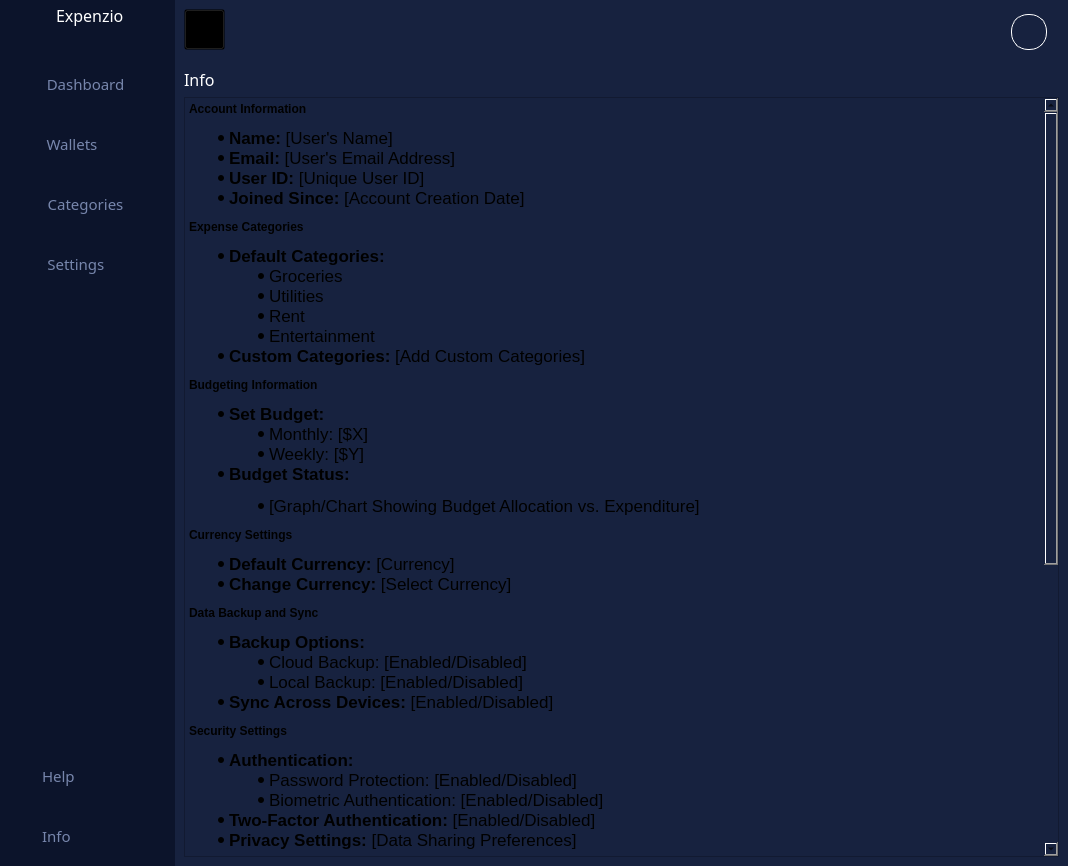
First picture: the form in HOMEWINDOW6.ui, repository v4sud3v/MINI-PROJECT, before the edit.
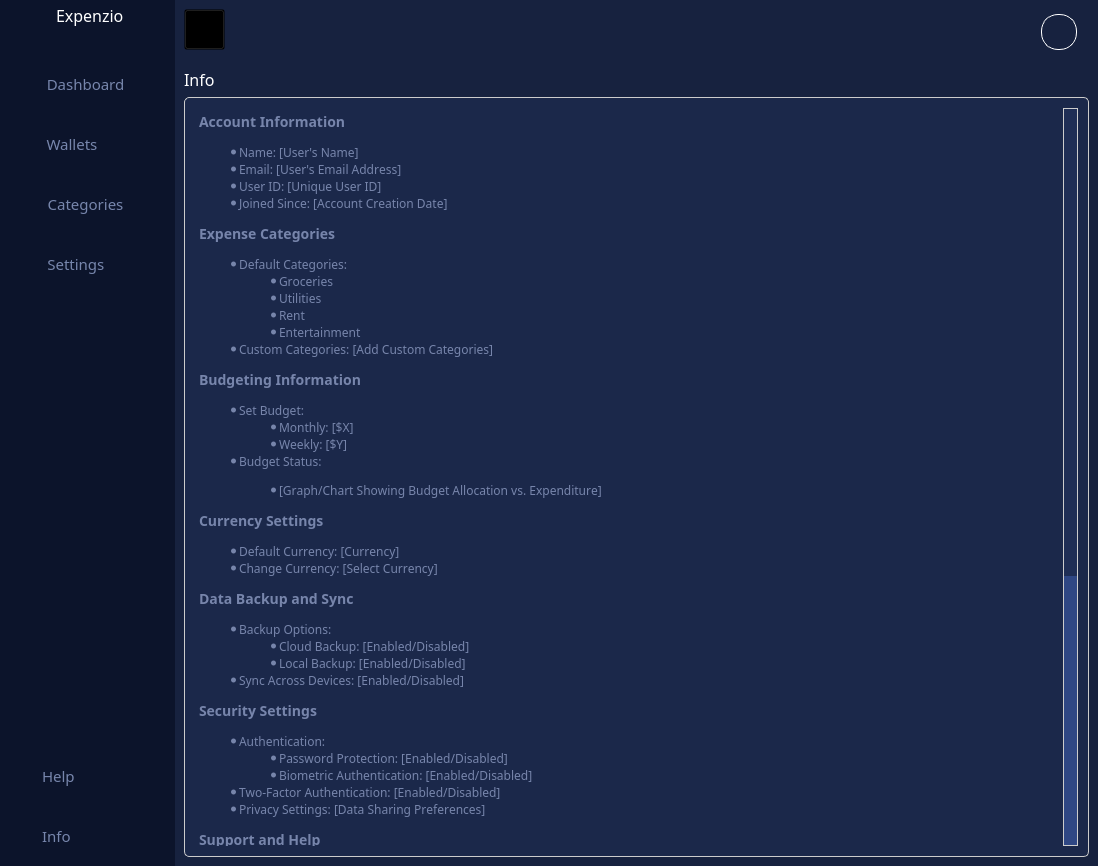
Second picture: the form after the edit. The open tabs and pages were chosen to show the change. Icons and pictures are not drawn.

Commit message: combined ihthis and larshans

Diff of the .ui file:
```diff
--- a/HOMEWINDOW6.ui
+++ b/HOMEWINDOW6.ui
@@ -6,13 +6,13 @@
    <rect>
     <x>0</x>
     <y>0</y>
-    <width>1068</width>
+    <width>1098</width>
     <height>866</height>
    </rect>
   </property>
   <property name="font">
    <font>
-    <family>.AppleSystemUIFont</family>
+    <family>Century Gothic</family>
    </font>
   </property>
   <property name="windowTitle">
@@ -2672,8 +2672,9 @@
               <font>
                <family>Century Gothic</family>
                <pointsize>12</pointsize>
+               <weight>9</weight>
                <italic>false</italic>
-               <fontweight></fontweight>
+               <bold>false</bold>
               </font>
              </property>
              <property name="styleSheet">
@@ -2688,86 +2689,113 @@
            </item>
            <item>
             <widget class="QTextBrowser" name="textBrowser">
+             <property name="enabled">
+              <bool>true</bool>
+             </property>
+             <property name="font">
+              <font>
+               <family>Century Gothic</family>
+               <pointsize>-1</pointsize>
+               <weight>75</weight>
+               <italic>false</italic>
+               <bold>true</bold>
+               <underline>false</underline>
+               <strikeout>false</strikeout>
+               <kerning>false</kerning>
+              </font>
+             </property>
+             <property name="acceptDrops">
+              <bool>true</bool>
+             </property>
              <property name="styleSheet">
-              <string notr="true">*{
-	}
-
-</string>
+              <string notr="true">QTextBrowser {
+            background-color:rgb(27, 40, 74);
+            color:rgb(119, 133, 171);
+            font-family: Century Gothic, sans-serif;
+            font-size: 14px;
+            border: 1px solid #cccccc;
+            border-radius: 5px;
+            padding: 10px;
+        }
+        
+        /* Customizing the scrollbar */
+        QScrollBar:vertical {
+            border: 1px solid #cccccc;
+            background:#2f4784; /* Background color of the scrollbar */
+            width:15px; /* Width of the scrollbar */
+        }
+        
+        QScrollBar::handle:vertical {
+            background: #1f2e55; /* Color of the scrollbar handle */
+            min-height: 20px; /* Minimum height of the scrollbar handle */
+        }
+        
+        QScrollBar::add-line:vertical, QScrollBar::sub-line:vertical {
+            border: none;
+            background: none;
+        }</string>
+             </property>
+             <property name="frameShape">
+              <enum>QFrame::StyledPanel</enum>
+             </property>
+             <property name="frameShadow">
+              <enum>QFrame::Sunken</enum>
              </property>
              <property name="html">
               <string>&lt;!DOCTYPE HTML PUBLIC &quot;-//W3C//DTD HTML 4.0//EN&quot; &quot;http://www.w3.org/TR/REC-html40/strict.dtd&quot;&gt;
-&lt;html&gt;&lt;head&gt;&lt;meta name=&quot;qrichtext&quot; content=&quot;1&quot; /&gt;&lt;meta charset=&quot;utf-8&quot; /&gt;&lt;style type=&quot;text/css&quot;&gt;
+&lt;html&gt;&lt;head&gt;&lt;meta name=&quot;qrichtext&quot; content=&quot;1&quot; /&gt;&lt;style type=&quot;text/css&quot;&gt;
 p, li { white-space: pre-wrap; }
-hr { height: 1px; border-width: 0; }
-li.unchecked::marker { content: &quot;\2610&quot;; }
-li.checked::marker { content: &quot;\2612&quot;; }
-&lt;/style&gt;&lt;/head&gt;&lt;body style=&quot; font-family:'.AppleSystemUIFont'; font-size:13pt; font-weight:400; font-style:normal;&quot;&gt;
-&lt;h4 style=&quot; margin-top:12px; margin-bottom:12px; margin-left:0px; margin-right:0px; -qt-block-indent:0; text-indent:0px;&quot;&gt;&lt;span style=&quot; font-size:medium; font-weight:700;&quot;&gt;Account Information&lt;/span&gt;&lt;/h4&gt;
-&lt;ul style=&quot;margin-top: 0px; margin-bottom: 0px; margin-left: 0px; margin-right: 0px; -qt-list-indent: 1;&quot;&gt;
-&lt;li style=&quot; margin-top:12px; margin-bottom:0px; margin-left:0px; margin-right:0px; -qt-block-indent:0; text-indent:0px;&quot;&gt;&lt;span style=&quot; font-weight:700;&quot;&gt;Name:&lt;/span&gt; [User's Name]&lt;/li&gt;
-&lt;li style=&quot; margin-top:0px; margin-bottom:0px; margin-left:0px; margin-right:0px; -qt-block-indent:0; text-indent:0px;&quot;&gt;&lt;span style=&quot; font-weight:700;&quot;&gt;Email:&lt;/span&gt; [User's Email Address]&lt;/li&gt;
-&lt;li style=&quot; margin-top:0px; margin-bottom:0px; margin-left:0px; margin-right:0px; -qt-block-indent:0; text-indent:0px;&quot;&gt;&lt;span style=&quot; font-weight:700;&quot;&gt;User ID:&lt;/span&gt; [Unique User ID]&lt;/li&gt;
-&lt;li style=&quot; margin-top:0px; margin-bottom:12px; margin-left:0px; margin-right:0px; -qt-block-indent:0; text-indent:0px;&quot;&gt;&lt;span style=&quot; font-weight:700;&quot;&gt;Joined Since:&lt;/span&gt; [Account Creation Date]&lt;/li&gt;&lt;/ul&gt;
-&lt;h4 style=&quot; margin-top:12px; margin-bottom:12px; margin-left:0px; margin-right:0px; -qt-block-indent:0; text-indent:0px;&quot;&gt;&lt;span style=&quot; font-size:medium; font-weight:700;&quot;&gt;Expense Categories&lt;/span&gt;&lt;/h4&gt;
-&lt;ul style=&quot;margin-top: 0px; margin-bottom: 0px; margin-left: 0px; margin-right: 0px; -qt-list-indent: 1;&quot;&gt;
-&lt;li style=&quot; margin-top:12px; margin-bottom:0px; margin-left:0px; margin-right:0px; -qt-block-indent:0; text-indent:0px;&quot;&gt;&lt;span style=&quot; font-weight:700;&quot;&gt;Default Categories:&lt;/span&gt;
-&lt;ul style=&quot;margin-top: 0px; margin-bottom: 0px; margin-left: 0px; margin-right: 0px; -qt-list-indent: 2;&quot;&gt;
-&lt;li style=&quot; margin-top:0px; margin-bottom:0px; margin-left:0px; margin-right:0px; -qt-block-indent:0; text-indent:0px;&quot;&gt;Groceries&lt;/li&gt;
-&lt;li style=&quot; margin-top:0px; margin-bottom:0px; margin-left:0px; margin-right:0px; -qt-block-indent:0; text-indent:0px;&quot;&gt;Utilities&lt;/li&gt;
-&lt;li style=&quot; margin-top:0px; margin-bottom:0px; margin-left:0px; margin-right:0px; -qt-block-indent:0; text-indent:0px;&quot;&gt;Rent&lt;/li&gt;
-&lt;li style=&quot; margin-top:0px; margin-bottom:0px; margin-left:0px; margin-right:0px; -qt-block-indent:0; text-indent:0px;&quot;&gt;Entertainment&lt;/li&gt;&lt;/ul&gt;&lt;/li&gt;
-&lt;li style=&quot; margin-top:0px; margin-bottom:12px; margin-left:0px; margin-right:0px; -qt-block-indent:0; text-indent:0px;&quot;&gt;&lt;span style=&quot; font-weight:700;&quot;&gt;Custom Categories:&lt;/span&gt; [Add Custom Categories]&lt;/li&gt;&lt;/ul&gt;
-&lt;h4 style=&quot; margin-top:12px; margin-bottom:12px; margin-left:0px; margin-right:0px; -qt-block-indent:0; text-indent:0px;&quot;&gt;&lt;span style=&quot; font-size:medium; font-weight:700;&quot;&gt;Budgeting Information&lt;/span&gt;&lt;/h4&gt;
-&lt;ul style=&quot;margin-top: 0px; margin-bottom: 0px; margin-left: 0px; margin-right: 0px; -qt-list-indent: 1;&quot;&gt;
-&lt;li style=&quot; margin-top:12px; margin-bottom:0px; margin-left:0px; margin-right:0px; -qt-block-indent:0; text-indent:0px;&quot;&gt;&lt;span style=&quot; font-weight:700;&quot;&gt;Set Budget:&lt;/span&gt;
-&lt;ul style=&quot;margin-top: 0px; margin-bottom: 0px; margin-left: 0px; margin-right: 0px; -qt-list-indent: 2;&quot;&gt;
-&lt;li style=&quot; margin-top:0px; margin-bottom:0px; margin-left:0px; margin-right:0px; -qt-block-indent:0; text-indent:0px;&quot;&gt;Monthly: [$X]&lt;/li&gt;
-&lt;li style=&quot; margin-top:0px; margin-bottom:0px; margin-left:0px; margin-right:0px; -qt-block-indent:0; text-indent:0px;&quot;&gt;Weekly: [$Y]&lt;/li&gt;&lt;/ul&gt;&lt;/li&gt;
-&lt;li style=&quot; margin-top:0px; margin-bottom:12px; margin-left:0px; margin-right:0px; -qt-block-indent:0; text-indent:0px;&quot;&gt;&lt;span style=&quot; font-weight:700;&quot;&gt;Budget Status:&lt;/span&gt;
-&lt;ul style=&quot;margin-top: 0px; margin-bottom: 0px; margin-left: 0px; margin-right: 0px; -qt-list-indent: 2;&quot;&gt;
-&lt;li style=&quot; margin-top:0px; margin-bottom:0px; margin-left:0px; margin-right:0px; -qt-block-indent:0; text-indent:0px;&quot;&gt;[Graph/Chart Showing Budget Allocation vs. Expenditure]&lt;/li&gt;&lt;/ul&gt;&lt;/li&gt;&lt;/ul&gt;
-&lt;h4 style=&quot; margin-top:12px; margin-bottom:12px; margin-left:0px; margin-right:0px; -qt-block-indent:0; text-indent:0px;&quot;&gt;&lt;span style=&quot; font-size:medium; font-weight:700;&quot;&gt;Currency Settings&lt;/span&gt;&lt;/h4&gt;
-&lt;ul style=&quot;margin-top: 0px; margin-bottom: 0px; margin-left: 0px; margin-right: 0px; -qt-list-indent: 1;&quot;&gt;
-&lt;li style=&quot; margin-top:12px; margin-bottom:0px; margin-left:0px; margin-right:0px; -qt-block-indent:0; text-indent:0px;&quot;&gt;&lt;span style=&quot; font-weight:700;&quot;&gt;Default Currency:&lt;/span&gt; [Currency]&lt;/li&gt;
-&lt;li style=&quot; margin-top:0px; margin-bottom:12px; margin-left:0px; margin-right:0px; -qt-block-indent:0; text-indent:0px;&quot;&gt;&lt;span style=&quot; font-weight:700;&quot;&gt;Change Currency:&lt;/span&gt; [Select Currency]&lt;/li&gt;&lt;/ul&gt;
-&lt;h4 style=&quot; margin-top:12px; margin-bottom:12px; margin-left:0px; margin-right:0px; -qt-block-indent:0; text-indent:0px;&quot;&gt;&lt;span style=&quot; font-size:medium; font-weight:700;&quot;&gt;Data Backup and Sync&lt;/span&gt;&lt;/h4&gt;
-&lt;ul style=&quot;margin-top: 0px; margin-bottom: 0px; margin-left: 0px; margin-right: 0px; -qt-list-indent: 1;&quot;&gt;
-&lt;li style=&quot; margin-top:12px; margin-bottom:0px; margin-left:0px; margin-right:0px; -qt-block-indent:0; text-indent:0px;&quot;&gt;&lt;span style=&quot; font-weight:700;&quot;&gt;Backup Options:&lt;/span&gt;
-&lt;ul style=&quot;margin-top: 0px; margin-bottom: 0px; margin-left: 0px; margin-right: 0px; -qt-list-indent: 2;&quot;&gt;
-&lt;li style=&quot; margin-top:0px; margin-bottom:0px; margin-left:0px; margin-right:0px; -qt-block-indent:0; text-indent:0px;&quot;&gt;Cloud Backup: [Enabled/Disabled]&lt;/li&gt;
-&lt;li style=&quot; margin-top:0px; margin-bottom:0px; margin-left:0px; margin-right:0px; -qt-block-indent:0; text-indent:0px;&quot;&gt;Local Backup: [Enabled/Disabled]&lt;/li&gt;&lt;/ul&gt;&lt;/li&gt;
-&lt;li style=&quot; margin-top:0px; margin-bottom:12px; margin-left:0px; margin-right:0px; -qt-block-indent:0; text-indent:0px;&quot;&gt;&lt;span style=&quot; font-weight:700;&quot;&gt;Sync Across Devices:&lt;/span&gt; [Enabled/Disabled]&lt;/li&gt;&lt;/ul&gt;
-&lt;h4 style=&quot; margin-top:12px; margin-bottom:12px; margin-left:0px; margin-right:0px; -qt-block-indent:0; text-indent:0px;&quot;&gt;&lt;span style=&quot; font-size:medium; font-weight:700;&quot;&gt;Security Settings&lt;/span&gt;&lt;/h4&gt;
-&lt;ul style=&quot;margin-top: 0px; margin-bottom: 0px; margin-left: 0px; margin-right: 0px; -qt-list-indent: 1;&quot;&gt;
-&lt;li style=&quot; margin-top:12px; margin-bottom:0px; margin-left:0px; margin-right:0px; -qt-block-indent:0; text-indent:0px;&quot;&gt;&lt;span style=&quot; font-weight:700;&quot;&gt;Authentication:&lt;/span&gt;
-&lt;ul style=&quot;margin-top: 0px; margin-bottom: 0px; margin-left: 0px; margin-right: 0px; -qt-list-indent: 2;&quot;&gt;
-&lt;li style=&quot; margin-top:0px; margin-bottom:0px; margin-left:0px; margin-right:0px; -qt-block-indent:0; text-indent:0px;&quot;&gt;Password Protection: [Enabled/Disabled]&lt;/li&gt;
-&lt;li style=&quot; margin-top:0px; margin-bottom:0px; margin-left:0px; margin-right:0px; -qt-block-indent:0; text-indent:0px;&quot;&gt;Biometric Authentication: [Enabled/Disabled]&lt;/li&gt;&lt;/ul&gt;&lt;/li&gt;
-&lt;li style=&quot; margin-top:0px; margin-bottom:0px; margin-left:0px; margin-right:0px; -qt-block-indent:0; text-indent:0px;&quot;&gt;&lt;span style=&quot; font-weight:700;&quot;&gt;Two-Factor Authentication:&lt;/span&gt; [Enabled/Disabled]&lt;/li&gt;
-&lt;li style=&quot; margin-top:0px; margin-bottom:12px; margin-left:0px; margin-right:0px; -qt-block-indent:0; text-indent:0px;&quot;&gt;&lt;span style=&quot; font-weight:700;&quot;&gt;Privacy Settings:&lt;/span&gt; [Data Sharing Preferences]&lt;/li&gt;&lt;/ul&gt;
-&lt;h4 style=&quot; margin-top:12px; margin-bottom:12px; margin-left:0px; margin-right:0px; -qt-block-indent:0; text-indent:0px;&quot;&gt;&lt;span style=&quot; font-size:medium; font-weight:700;&quot;&gt;Support and Help&lt;/span&gt;&lt;/h4&gt;
-&lt;ul style=&quot;margin-top: 0px; margin-bottom: 0px; margin-left: 0px; margin-right: 0px; -qt-list-indent: 1;&quot;&gt;
-&lt;li style=&quot; margin-top:12px; margin-bottom:0px; margin-left:0px; margin-right:0px; -qt-block-indent:0; text-indent:0px;&quot;&gt;&lt;span style=&quot; font-weight:700;&quot;&gt;FAQ:&lt;/span&gt; [Link to FAQ Section]&lt;/li&gt;
-&lt;li style=&quot; margin-top:0px; margin-bottom:0px; margin-left:0px; margin-right:0px; -qt-block-indent:0; text-indent:0px;&quot;&gt;&lt;span style=&quot; font-weight:700;&quot;&gt;Customer Support:&lt;/span&gt;
-&lt;ul style=&quot;margin-top: 0px; margin-bottom: 0px; margin-left: 0px; margin-right: 0px; -qt-list-indent: 2;&quot;&gt;
-&lt;li style=&quot; margin-top:0px; margin-bottom:0px; margin-left:0px; margin-right:0px; -qt-block-indent:0; text-indent:0px;&quot;&gt;Email: [support@yourapp.com]&lt;/li&gt;
-&lt;li style=&quot; margin-top:0px; margin-bottom:0px; margin-left:0px; margin-right:0px; -qt-block-indent:0; text-indent:0px;&quot;&gt;Chat: [Live Chat Support]&lt;/li&gt;&lt;/ul&gt;&lt;/li&gt;
-&lt;li style=&quot; margin-top:0px; margin-bottom:12px; margin-left:0px; margin-right:0px; -qt-block-indent:0; text-indent:0px;&quot;&gt;&lt;span style=&quot; font-weight:700;&quot;&gt;User Manual:&lt;/span&gt; [Accessible within the App]&lt;/li&gt;&lt;/ul&gt;
-&lt;h4 style=&quot; margin-top:12px; margin-bottom:12px; margin-left:0px; margin-right:0px; -qt-block-indent:0; text-indent:0px;&quot;&gt;&lt;span style=&quot; font-size:medium; font-weight:700;&quot;&gt;About the Application&lt;/span&gt;&lt;/h4&gt;
-&lt;ul style=&quot;margin-top: 0px; margin-bottom: 0px; margin-left: 0px; margin-right: 0px; -qt-list-indent: 1;&quot;&gt;
-&lt;li style=&quot; margin-top:12px; margin-bottom:0px; margin-left:0px; margin-right:0px; -qt-block-indent:0; text-indent:0px;&quot;&gt;&lt;span style=&quot; font-weight:700;&quot;&gt;Version:&lt;/span&gt; [Current Version Number]&lt;/li&gt;
-&lt;li style=&quot; margin-top:0px; margin-bottom:0px; margin-left:0px; margin-right:0px; -qt-block-indent:0; text-indent:0px;&quot;&gt;&lt;span style=&quot; font-weight:700;&quot;&gt;Release Notes:&lt;/span&gt; [Link to Release Notes]&lt;/li&gt;
-&lt;li style=&quot; margin-top:0px; margin-bottom:12px; margin-left:0px; margin-right:0px; -qt-block-indent:0; text-indent:0px;&quot;&gt;&lt;span style=&quot; font-weight:700;&quot;&gt;About Us:&lt;/span&gt; [Brief Overview of the Development Team/Company]&lt;/li&gt;&lt;/ul&gt;
-&lt;h4 style=&quot; margin-top:12px; margin-bottom:12px; margin-left:0px; margin-right:0px; -qt-block-indent:0; text-indent:0px;&quot;&gt;&lt;span style=&quot; font-size:medium; font-weight:700;&quot;&gt;Privacy Policy and Terms of Service&lt;/span&gt;&lt;/h4&gt;
-&lt;ul style=&quot;margin-top: 0px; margin-bottom: 0px; margin-left: 0px; margin-right: 0px; -qt-list-indent: 1;&quot;&gt;
-&lt;li style=&quot; margin-top:12px; margin-bottom:0px; margin-left:0px; margin-right:0px; -qt-block-indent:0; text-indent:0px;&quot;&gt;&lt;span style=&quot; font-weight:700;&quot;&gt;Privacy Policy:&lt;/span&gt; [Link to Privacy Policy]&lt;/li&gt;
-&lt;li style=&quot; margin-top:0px; margin-bottom:0px; margin-left:0px; margin-right:0px; -qt-block-indent:0; text-indent:0px;&quot;&gt;&lt;span style=&quot; font-weight:700;&quot;&gt;Terms of Service:&lt;/span&gt; [Link to Terms of Service]&lt;/li&gt;
-&lt;li style=&quot; margin-top:0px; margin-bottom:12px; margin-left:0px; margin-right:0px; -qt-block-indent:0; text-indent:0px;&quot;&gt;&lt;span style=&quot; font-weight:700;&quot;&gt;Accept Terms:&lt;/span&gt; [Checkbox to Accept Terms]&lt;/li&gt;&lt;/ul&gt;
-&lt;h4 style=&quot; margin-top:12px; margin-bottom:12px; margin-left:0px; margin-right:0px; -qt-block-indent:0; text-indent:0px;&quot;&gt;&lt;span style=&quot; font-size:medium; font-weight:700;&quot;&gt;Feedback and Suggestions&lt;/span&gt;&lt;/h4&gt;
-&lt;ul style=&quot;margin-top: 0px; margin-bottom: 0px; margin-left: 0px; margin-right: 0px; -qt-list-indent: 1;&quot;&gt;
-&lt;li style=&quot; margin-top:12px; margin-bottom:0px; margin-left:0px; margin-right:0px; -qt-block-indent:0; text-indent:0px;&quot;&gt;&lt;span style=&quot; font-weight:700;&quot;&gt;Feedback Form:&lt;/span&gt; [Provide Feedback/Suggestions]&lt;/li&gt;
-&lt;li style=&quot; margin-top:0px; margin-bottom:12px; margin-left:0px; margin-right:0px; -qt-block-indent:0; text-indent:0px;&quot;&gt;&lt;span style=&quot; font-weight:700;&quot;&gt;Rate Us:&lt;/span&gt; [Link to Rate/Review the App]&lt;/li&gt;&lt;/ul&gt;
-&lt;p style=&quot; margin-top:0px; margin-bottom:0px; margin-left:0px; margin-right:0px; -qt-block-indent:0; text-indent:0px;&quot;&gt;&lt;br /&gt;&lt;/p&gt;&lt;/body&gt;&lt;/html&gt;</string>
+&lt;/style&gt;&lt;/head&gt;&lt;body style=&quot; font-family:'Century Gothic','sans-serif'; font-size:14px; font-weight:600; font-style:normal;&quot;&gt;
+&lt;h4 style=&quot; margin-top:12px; margin-bottom:12px; margin-left:0px; margin-right:0px; -qt-block-indent:0; text-indent:0px;&quot;&gt;&lt;span style=&quot; font-family:'.AppleSystemUIFont'; font-size:9pt;&quot;&gt;Account Information&lt;/span&gt;&lt;/h4&gt;
+&lt;ul style=&quot;margin-top: 0px; margin-bottom: 0px; margin-left: 0px; margin-right: 0px; -qt-list-indent: 1;&quot;&gt;&lt;li style=&quot; font-family:'.AppleSystemUIFont'; font-size:9pt; font-weight:400;&quot; style=&quot; margin-top:12px; margin-bottom:0px; margin-left:0px; margin-right:0px; -qt-block-indent:0; text-indent:0px;&quot;&gt;&lt;span style=&quot; font-size:14px;&quot;&gt;Name: [User's Name]&lt;/span&gt;&lt;/li&gt;
+&lt;li style=&quot; font-family:'.AppleSystemUIFont'; font-size:9pt; font-weight:400;&quot; style=&quot; margin-top:0px; margin-bottom:0px; margin-left:0px; margin-right:0px; -qt-block-indent:0; text-indent:0px;&quot;&gt;&lt;span style=&quot; font-size:14px;&quot;&gt;Email: [User's Email Address]&lt;/span&gt;&lt;/li&gt;
+&lt;li style=&quot; font-family:'.AppleSystemUIFont'; font-size:9pt; font-weight:400;&quot; style=&quot; margin-top:0px; margin-bottom:0px; margin-left:0px; margin-right:0px; -qt-block-indent:0; text-indent:0px;&quot;&gt;&lt;span style=&quot; font-size:14px;&quot;&gt;User ID: [Unique User ID]&lt;/span&gt;&lt;/li&gt;
+&lt;li style=&quot; font-family:'.AppleSystemUIFont'; font-size:9pt; font-weight:400;&quot; style=&quot; margin-top:0px; margin-bottom:12px; margin-left:0px; margin-right:0px; -qt-block-indent:0; text-indent:0px;&quot;&gt;&lt;span style=&quot; font-size:14px;&quot;&gt;Joined Since: [Account Creation Date]&lt;/span&gt;&lt;/li&gt;&lt;/ul&gt;
+&lt;h4 style=&quot; margin-top:12px; margin-bottom:12px; margin-left:0px; margin-right:0px; -qt-block-indent:0; text-indent:0px;&quot;&gt;&lt;span style=&quot; font-family:'.AppleSystemUIFont'; font-size:9pt;&quot;&gt;Expense Categories&lt;/span&gt;&lt;/h4&gt;
+&lt;ul style=&quot;margin-top: 0px; margin-bottom: 0px; margin-left: 0px; margin-right: 0px; -qt-list-indent: 1;&quot;&gt;&lt;li style=&quot; font-family:'.AppleSystemUIFont'; font-size:9pt; font-weight:400;&quot; style=&quot; margin-top:12px; margin-bottom:0px; margin-left:0px; margin-right:0px; -qt-block-indent:0; text-indent:0px;&quot;&gt;&lt;span style=&quot; font-size:14px;&quot;&gt;Default Categories:&lt;/span&gt;&lt;/li&gt;
+&lt;ul style=&quot;margin-top: 0px; margin-bottom: 0px; margin-left: 0px; margin-right: 0px; -qt-list-indent: 2;&quot;&gt;&lt;li style=&quot; font-family:'.AppleSystemUIFont'; font-size:9pt; font-weight:400;&quot; style=&quot; margin-top:0px; margin-bottom:0px; margin-left:0px; margin-right:0px; -qt-block-indent:0; text-indent:0px;&quot;&gt;&lt;span style=&quot; font-size:14px;&quot;&gt;Groceries&lt;/span&gt;&lt;/li&gt;
+&lt;li style=&quot; font-family:'.AppleSystemUIFont'; font-size:9pt; font-weight:400;&quot; style=&quot; margin-top:0px; margin-bottom:0px; margin-left:0px; margin-right:0px; -qt-block-indent:0; text-indent:0px;&quot;&gt;&lt;span style=&quot; font-size:14px;&quot;&gt;Utilities&lt;/span&gt;&lt;/li&gt;
+&lt;li style=&quot; font-family:'.AppleSystemUIFont'; font-size:9pt; font-weight:400;&quot; style=&quot; margin-top:0px; margin-bottom:0px; margin-left:0px; margin-right:0px; -qt-block-indent:0; text-indent:0px;&quot;&gt;&lt;span style=&quot; font-size:14px;&quot;&gt;Rent&lt;/span&gt;&lt;/li&gt;
+&lt;li style=&quot; font-family:'.AppleSystemUIFont'; font-size:9pt; font-weight:400;&quot; style=&quot; margin-top:0px; margin-bottom:0px; margin-left:0px; margin-right:0px; -qt-block-indent:0; text-indent:0px;&quot;&gt;&lt;span style=&quot; font-size:14px;&quot;&gt;Entertainment&lt;/span&gt;&lt;/li&gt;&lt;/ul&gt;
+&lt;li style=&quot; font-family:'.AppleSystemUIFont'; font-size:9pt; font-weight:400;&quot; style=&quot; margin-top:0px; margin-bottom:12px; margin-left:0px; margin-right:0px; -qt-block-indent:0; text-indent:0px;&quot;&gt;&lt;span style=&quot; font-size:14px;&quot;&gt;Custom Categories: [Add Custom Categories]&lt;/span&gt;&lt;/li&gt;&lt;/ul&gt;
+&lt;h4 style=&quot; margin-top:12px; margin-bottom:12px; margin-left:0px; margin-right:0px; -qt-block-indent:0; text-indent:0px;&quot;&gt;&lt;span style=&quot; font-family:'.AppleSystemUIFont'; font-size:9pt;&quot;&gt;Budgeting Information&lt;/span&gt;&lt;/h4&gt;
+&lt;ul style=&quot;margin-top: 0px; margin-bottom: 0px; margin-left: 0px; margin-right: 0px; -qt-list-indent: 1;&quot;&gt;&lt;li style=&quot; font-family:'.AppleSystemUIFont'; font-size:9pt; font-weight:400;&quot; style=&quot; margin-top:12px; margin-bottom:0px; margin-left:0px; margin-right:0px; -qt-block-indent:0; text-indent:0px;&quot;&gt;&lt;span style=&quot; font-size:14px;&quot;&gt;Set Budget:&lt;/span&gt;&lt;/li&gt;
+&lt;ul style=&quot;margin-top: 0px; margin-bottom: 0px; margin-left: 0px; margin-right: 0px; -qt-list-indent: 2;&quot;&gt;&lt;li style=&quot; font-family:'.AppleSystemUIFont'; font-size:9pt; font-weight:400;&quot; style=&quot; margin-top:0px; margin-bottom:0px; margin-left:0px; margin-right:0px; -qt-block-indent:0; text-indent:0px;&quot;&gt;&lt;span style=&quot; font-size:14px;&quot;&gt;Monthly: [$X]&lt;/span&gt;&lt;/li&gt;
+&lt;li style=&quot; font-family:'.AppleSystemUIFont'; font-size:9pt; font-weight:400;&quot; style=&quot; margin-top:0px; margin-bottom:0px; margin-left:0px; margin-right:0px; -qt-block-indent:0; text-indent:0px;&quot;&gt;&lt;span style=&quot; font-size:14px;&quot;&gt;Weekly: [$Y]&lt;/span&gt;&lt;/li&gt;&lt;/ul&gt;
+&lt;li style=&quot; font-family:'.AppleSystemUIFont'; font-size:9pt; font-weight:400;&quot; style=&quot; margin-top:0px; margin-bottom:12px; margin-left:0px; margin-right:0px; -qt-block-indent:0; text-indent:0px;&quot;&gt;&lt;span style=&quot; font-size:14px;&quot;&gt;Budget Status:&lt;/span&gt;&lt;/li&gt;&lt;/ul&gt;
+&lt;ul style=&quot;margin-top: 0px; margin-bottom: 0px; margin-left: 0px; margin-right: 0px; -qt-list-indent: 2;&quot;&gt;&lt;li style=&quot; font-family:'.AppleSystemUIFont'; font-size:9pt; font-weight:400;&quot; style=&quot; margin-top:0px; margin-bottom:0px; margin-left:0px; margin-right:0px; -qt-block-indent:0; text-indent:0px;&quot;&gt;&lt;span style=&quot; font-size:14px;&quot;&gt;[Graph/Chart Showing Budget Allocation vs. Expenditure]&lt;/span&gt;&lt;/li&gt;&lt;/ul&gt;
+&lt;h4 style=&quot; margin-top:12px; margin-bottom:12px; margin-left:0px; margin-right:0px; -qt-block-indent:0; text-indent:0px;&quot;&gt;&lt;span style=&quot; font-family:'.AppleSystemUIFont'; font-size:9pt;&quot;&gt;Currency Settings&lt;/span&gt;&lt;/h4&gt;
+&lt;ul style=&quot;margin-top: 0px; margin-bottom: 0px; margin-left: 0px; margin-right: 0px; -qt-list-indent: 1;&quot;&gt;&lt;li style=&quot; font-family:'.AppleSystemUIFont'; font-size:9pt; font-weight:400;&quot; style=&quot; margin-top:12px; margin-bottom:0px; margin-left:0px; margin-right:0px; -qt-block-indent:0; text-indent:0px;&quot;&gt;&lt;span style=&quot; font-size:14px;&quot;&gt;Default Currency: [Currency]&lt;/span&gt;&lt;/li&gt;
+&lt;li style=&quot; font-family:'.AppleSystemUIFont'; font-size:9pt; font-weight:400;&quot; style=&quot; margin-top:0px; margin-bottom:12px; margin-left:0px; margin-right:0px; -qt-block-indent:0; text-indent:0px;&quot;&gt;&lt;span style=&quot; font-size:14px;&quot;&gt;Change Currency: [Select Currency]&lt;/span&gt;&lt;/li&gt;&lt;/ul&gt;
+&lt;h4 style=&quot; margin-top:12px; margin-bottom:12px; margin-left:0px; margin-right:0px; -qt-block-indent:0; text-indent:0px;&quot;&gt;&lt;span style=&quot; font-family:'.AppleSystemUIFont'; font-size:9pt;&quot;&gt;Data Backup and Sync&lt;/span&gt;&lt;/h4&gt;
+&lt;ul style=&quot;margin-top: 0px; margin-bottom: 0px; margin-left: 0px; margin-right: 0px; -qt-list-indent: 1;&quot;&gt;&lt;li style=&quot; font-family:'.AppleSystemUIFont'; font-size:9pt; font-weight:400;&quot; style=&quot; margin-top:12px; margin-bottom:0px; margin-left:0px; margin-right:0px; -qt-block-indent:0; text-indent:0px;&quot;&gt;&lt;span style=&quot; font-size:14px;&quot;&gt;Backup Options:&lt;/span&gt;&lt;/li&gt;
+&lt;ul style=&quot;margin-top: 0px; margin-bottom: 0px; margin-left: 0px; margin-right: 0px; -qt-list-indent: 2;&quot;&gt;&lt;li style=&quot; font-family:'.AppleSystemUIFont'; font-size:9pt; font-weight:400;&quot; style=&quot; margin-top:0px; margin-bottom:0px; margin-left:0px; margin-right:0px; -qt-block-indent:0; text-indent:0px;&quot;&gt;&lt;span style=&quot; font-size:14px;&quot;&gt;Cloud Backup: [Enabled/Disabled]&lt;/span&gt;&lt;/li&gt;
+&lt;li style=&quot; font-family:'.AppleSystemUIFont'; font-size:9pt; font-weight:400;&quot; style=&quot; margin-top:0px; margin-bottom:0px; margin-left:0px; margin-right:0px; -qt-block-indent:0; text-indent:0px;&quot;&gt;&lt;span style=&quot; font-size:14px;&quot;&gt;Local Backup: [Enabled/Disabled]&lt;/span&gt;&lt;/li&gt;&lt;/ul&gt;
+&lt;li style=&quot; font-family:'.AppleSystemUIFont'; font-size:9pt; font-weight:400;&quot; style=&quot; margin-top:0px; margin-bottom:12px; margin-left:0px; margin-right:0px; -qt-block-indent:0; text-indent:0px;&quot;&gt;&lt;span style=&quot; font-size:14px;&quot;&gt;Sync Across Devices: [Enabled/Disabled]&lt;/span&gt;&lt;/li&gt;&lt;/ul&gt;
+&lt;h4 style=&quot; margin-top:12px; margin-bottom:12px; margin-left:0px; margin-right:0px; -qt-block-indent:0; text-indent:0px;&quot;&gt;&lt;span style=&quot; font-family:'.AppleSystemUIFont'; font-size:9pt;&quot;&gt;Security Settings&lt;/span&gt;&lt;/h4&gt;
+&lt;ul style=&quot;margin-top: 0px; margin-bottom: 0px; margin-left: 0px; margin-right: 0px; -qt-list-indent: 1;&quot;&gt;&lt;li style=&quot; font-family:'.AppleSystemUIFont'; font-size:9pt; font-weight:400;&quot; style=&quot; margin-top:12px; margin-bottom:0px; margin-left:0px; margin-right:0px; -qt-block-indent:0; text-indent:0px;&quot;&gt;&lt;span style=&quot; font-size:14px;&quot;&gt;Authentication:&lt;/span&gt;&lt;/li&gt;
+&lt;ul style=&quot;margin-top: 0px; margin-bottom: 0px; margin-left: 0px; margin-right: 0px; -qt-list-indent: 2;&quot;&gt;&lt;li style=&quot; font-family:'.AppleSystemUIFont'; font-size:9pt; font-weight:400;&quot; style=&quot; margin-top:0px; margin-bottom:0px; margin-left:0px; margin-right:0px; -qt-block-indent:0; text-indent:0px;&quot;&gt;&lt;span style=&quot; font-size:14px;&quot;&gt;Password Protection: [Enabled/Disabled]&lt;/span&gt;&lt;/li&gt;
+&lt;li style=&quot; font-family:'.AppleSystemUIFont'; font-size:9pt; font-weight:400;&quot; style=&quot; margin-top:0px; margin-bottom:0px; margin-left:0px; margin-right:0px; -qt-block-indent:0; text-indent:0px;&quot;&gt;&lt;span style=&quot; font-size:14px;&quot;&gt;Biometric Authentication: [Enabled/Disabled]&lt;/span&gt;&lt;/li&gt;&lt;/ul&gt;
+&lt;li style=&quot; font-family:'.AppleSystemUIFont'; font-size:9pt; font-weight:400;&quot; style=&quot; margin-top:0px; margin-bottom:0px; margin-left:0px; margin-right:0px; -qt-block-indent:0; text-indent:0px;&quot;&gt;&lt;span style=&quot; font-size:14px;&quot;&gt;Two-Factor Authentication: [Enabled/Disabled]&lt;/span&gt;&lt;/li&gt;
+&lt;li style=&quot; font-family:'.AppleSystemUIFont'; font-size:9pt; font-weight:400;&quot; style=&quot; margin-top:0px; margin-bottom:12px; margin-left:0px; margin-right:0px; -qt-block-indent:0; text-indent:0px;&quot;&gt;&lt;span style=&quot; font-size:14px;&quot;&gt;Privacy Settings: [Data Sharing Preferences]&lt;/span&gt;&lt;/li&gt;&lt;/ul&gt;
+&lt;h4 style=&quot; margin-top:12px; margin-bottom:12px; margin-left:0px; margin-right:0px; -qt-block-indent:0; text-indent:0px;&quot;&gt;&lt;span style=&quot; font-family:'.AppleSystemUIFont'; font-size:9pt;&quot;&gt;Support and Help&lt;/span&gt;&lt;/h4&gt;
+&lt;ul style=&quot;margin-top: 0px; margin-bottom: 0px; margin-left: 0px; margin-right: 0px; -qt-list-indent: 1;&quot;&gt;&lt;li style=&quot; font-family:'.AppleSystemUIFont'; font-size:9pt; font-weight:400;&quot; style=&quot; margin-top:12px; margin-bottom:0px; margin-left:0px; margin-right:0px; -qt-block-indent:0; text-indent:0px;&quot;&gt;&lt;span style=&quot; font-size:14px;&quot;&gt;FAQ: [Link to FAQ Section]&lt;/span&gt;&lt;/li&gt;
+&lt;li style=&quot; font-family:'.AppleSystemUIFont'; font-size:9pt; font-weight:400;&quot; style=&quot; margin-top:0px; margin-bottom:0px; margin-left:0px; margin-right:0px; -qt-block-indent:0; text-indent:0px;&quot;&gt;&lt;span style=&quot; font-size:14px;&quot;&gt;Customer Support:&lt;/span&gt;&lt;/li&gt;
+&lt;ul style=&quot;margin-top: 0px; margin-bottom: 0px; margin-left: 0px; margin-right: 0px; -qt-list-indent: 2;&quot;&gt;&lt;li style=&quot; font-family:'.AppleSystemUIFont'; font-size:9pt; font-weight:400;&quot; style=&quot; margin-top:0px; margin-bottom:0px; margin-left:0px; margin-right:0px; -qt-block-indent:0; text-indent:0px;&quot;&gt;&lt;span style=&quot; font-size:14px;&quot;&gt;Email: [support@yourapp.com]&lt;/span&gt;&lt;/li&gt;
+&lt;li style=&quot; font-family:'.AppleSystemUIFont'; font-size:9pt; font-weight:400;&quot; style=&quot; margin-top:0px; margin-bottom:0px; margin-left:0px; margin-right:0px; -qt-block-indent:0; text-indent:0px;&quot;&gt;&lt;span style=&quot; font-size:14px;&quot;&gt;Chat: [Live Chat Support]&lt;/span&gt;&lt;/li&gt;&lt;/ul&gt;
+&lt;li style=&quot; font-family:'.AppleSystemUIFont'; font-size:9pt; font-weight:400;&quot; style=&quot; margin-top:0px; margin-bottom:12px; margin-left:0px; margin-right:0px; -qt-block-indent:0; text-indent:0px;&quot;&gt;&lt;span style=&quot; font-size:14px;&quot;&gt;User Manual: [Accessible within the App]&lt;/span&gt;&lt;/li&gt;&lt;/ul&gt;
+&lt;h4 style=&quot; margin-top:12px; margin-bottom:12px; margin-left:0px; margin-right:0px; -qt-block-indent:0; text-indent:0px;&quot;&gt;&lt;span style=&quot; font-family:'.AppleSystemUIFont'; font-size:9pt;&quot;&gt;About the Application&lt;/span&gt;&lt;/h4&gt;
+&lt;ul style=&quot;margin-top: 0px; margin-bottom: 0px; margin-left: 0px; margin-right: 0px; -qt-list-indent: 1;&quot;&gt;&lt;li style=&quot; font-family:'.AppleSystemUIFont'; font-size:9pt; font-weight:400;&quot; style=&quot; margin-top:12px; margin-bottom:0px; margin-left:0px; margin-right:0px; -qt-block-indent:0; text-indent:0px;&quot;&gt;&lt;span style=&quot; font-size:14px;&quot;&gt;Version: [Current Version Number]&lt;/span&gt;&lt;/li&gt;
+&lt;li style=&quot; font-family:'.AppleSystemUIFont'; font-size:9pt; font-weight:400;&quot; style=&quot; margin-top:0px; margin-bottom:0px; margin-left:0px; margin-right:0px; -qt-block-indent:0; text-indent:0px;&quot;&gt;&lt;span style=&quot; font-size:14px;&quot;&gt;Release Notes: [Link to Release Notes]&lt;/span&gt;&lt;/li&gt;
+&lt;li style=&quot; font-family:'.AppleSystemUIFont'; font-size:9pt; font-weight:400;&quot; style=&quot; margin-top:0px; margin-bottom:12px; margin-left:0px; margin-right:0px; -qt-block-indent:0; text-indent:0px;&quot;&gt;&lt;span style=&quot; font-size:14px;&quot;&gt;About Us: [Brief Overview of the Development Team/Company]&lt;/span&gt;&lt;/li&gt;&lt;/ul&gt;
+&lt;h4 style=&quot; margin-top:12px; margin-bottom:12px; margin-left:0px; margin-right:0px; -qt-block-indent:0; text-indent:0px;&quot;&gt;&lt;span style=&quot; font-family:'.AppleSystemUIFont'; font-size:9pt;&quot;&gt;Privacy Policy and Terms of Service&lt;/span&gt;&lt;/h4&gt;
+&lt;ul style=&quot;margin-top: 0px; margin-bottom: 0px; margin-left: 0px; margin-right: 0px; -qt-list-indent: 1;&quot;&gt;&lt;li style=&quot; font-family:'.AppleSystemUIFont'; font-size:9pt; font-weight:400;&quot; style=&quot; margin-top:12px; margin-bottom:0px; margin-left:0px; margin-right:0px; -qt-block-indent:0; text-indent:0px;&quot;&gt;&lt;span style=&quot; font-size:14px;&quot;&gt;Privacy Policy: [Link to Privacy Policy]&lt;/span&gt;&lt;/li&gt;
+&lt;li style=&quot; font-family:'.AppleSystemUIFont'; font-size:9pt; font-weight:400;&quot; style=&quot; margin-top:0px; margin-bottom:0px; margin-left:0px; margin-right:0px; -qt-block-indent:0; text-indent:0px;&quot;&gt;&lt;span style=&quot; font-size:14px;&quot;&gt;Terms of Service: [Link to Terms of Service]&lt;/span&gt;&lt;/li&gt;
+&lt;li style=&quot; font-family:'.AppleSystemUIFont'; font-size:9pt; font-weight:400;&quot; style=&quot; margin-top:0px; margin-bottom:12px; margin-left:0px; margin-right:0px; -qt-block-indent:0; text-indent:0px;&quot;&gt;&lt;span style=&quot; font-size:14px;&quot;&gt;Accept Terms: [Checkbox to Accept Terms]&lt;/span&gt;&lt;/li&gt;&lt;/ul&gt;
+&lt;h4 style=&quot; margin-top:12px; margin-bottom:12px; margin-left:0px; margin-right:0px; -qt-block-indent:0; text-indent:0px;&quot;&gt;&lt;span style=&quot; font-family:'.AppleSystemUIFont'; font-size:9pt;&quot;&gt;Feedback and Suggestions&lt;/span&gt;&lt;/h4&gt;
+&lt;ul style=&quot;margin-top: 0px; margin-bottom: 0px; margin-left: 0px; margin-right: 0px; -qt-list-indent: 1;&quot;&gt;&lt;li style=&quot; font-family:'.AppleSystemUIFont'; font-size:9pt; font-weight:400;&quot; style=&quot; margin-top:12px; margin-bottom:0px; margin-left:0px; margin-right:0px; -qt-block-indent:0; text-indent:0px;&quot;&gt;&lt;span style=&quot; font-size:14px;&quot;&gt;Feedback Form: [Provide Feedback/Suggestions]&lt;/span&gt;&lt;/li&gt;
+&lt;li style=&quot; font-family:'.AppleSystemUIFont'; font-size:9pt; font-weight:400;&quot; style=&quot; margin-top:0px; margin-bottom:12px; margin-left:0px; margin-right:0px; -qt-block-indent:0; text-indent:0px;&quot;&gt;&lt;span style=&quot; font-size:14px;&quot;&gt;Rate Us: [Link to Rate/Review the App]&lt;/span&gt;&lt;/li&gt;&lt;/ul&gt;
+&lt;p style=&quot; margin-top:0px; margin-bottom:0px; margin-left:0px; margin-right:0px; -qt-block-indent:0; text-indent:0px;&quot;&gt;&lt;span style=&quot; font-family:'.AppleSystemUIFont'; font-size:9pt; font-weight:400;&quot;&gt;&lt;br /&gt;&lt;/span&gt;&lt;/p&gt;&lt;/body&gt;&lt;/html&gt;</string>
              </property>
             </widget>
            </item>
```
Left out of the diff: 46 changed lines with no effect on the pictures. The commit also changes 2 other files.
